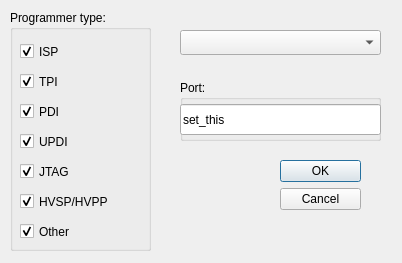
First picture: the form in src/python/programmer.ui, repository avrdudes/avrdude, before the edit.
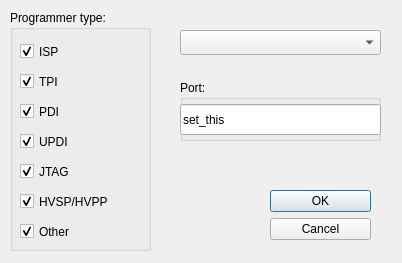
Second picture: the form after the edit.

Commit message:
Enlarge the button boxes for programmer and device selection.
Should we ever want to translate the UI into other languages,
the English wording might become too small.

```diff
--- a/src/python/programmer.ui
+++ b/src/python/programmer.ui
@@ -16,9 +16,9 @@
   <widget class="QDialogButtonBox" name="buttonBox">
    <property name="geometry">
     <rect>
-     <x>280</x>
-     <y>160</y>
-     <width>81</width>
+     <x>270</x>
+     <y>190</y>
+     <width>101</width>
      <height>61</height>
     </rect>
    </property>
```
The commit also changes 1 other file.
